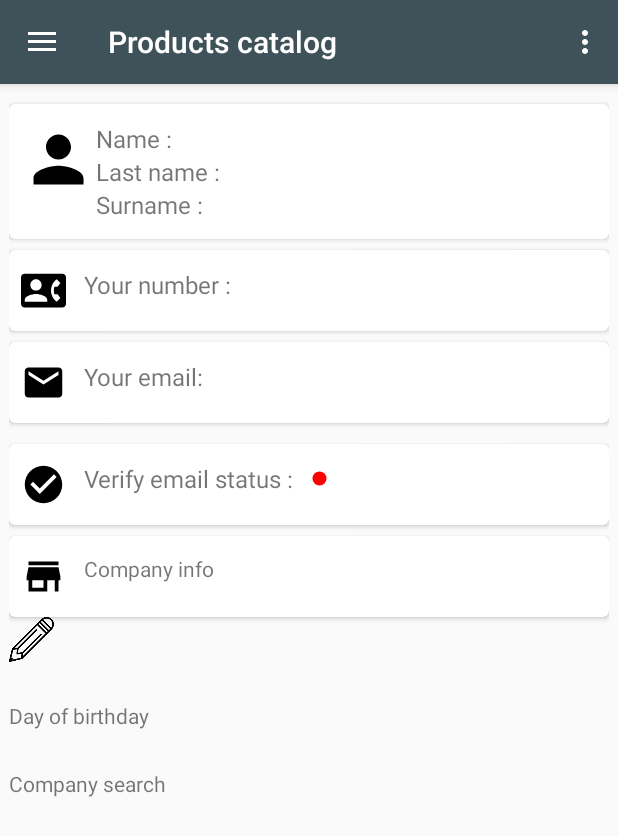
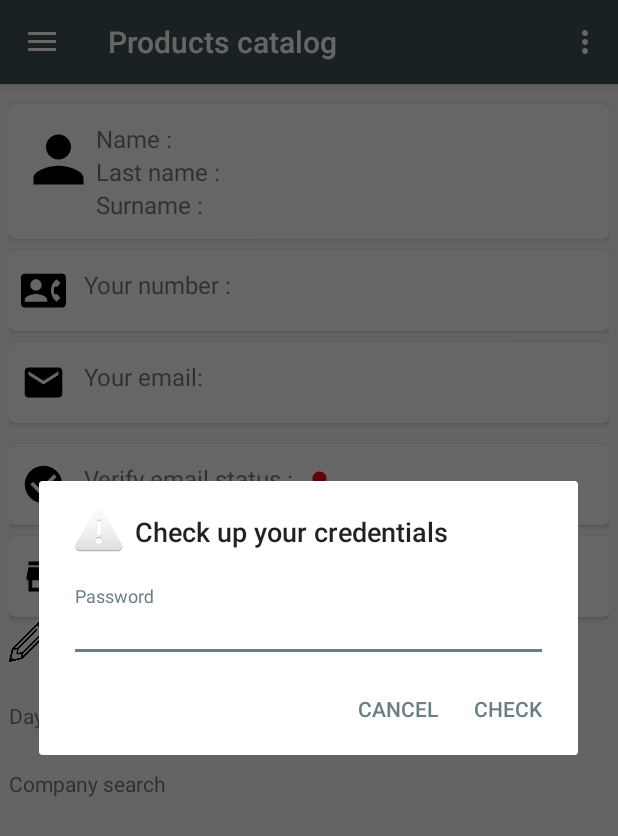
Before and after one commit to poster88/FerebassFBLogin, an Android app: the fragment MyAccountFragment placed in its activity, in the options menu, after a tap on "Delete account", on a phone screen of 412 x 824 dp. Shown: the top 836 px of the screen. Run offline under Robolectric (Android 15) with nearby library versions, the phone set to English and light mode, and no system bars; our stand-ins replace ButterKnife, Firebase (no records; nobody signed in at launch, a user with empty details on screens opened directly); pictures from the network do not load; 1 statement that could not run was skipped.

Commit message:
change pass edit form

```diff
--- a/app/src/main/java/com/example/user/loginwhithfb/fragment/BaseFragment.java
+++ b/app/src/main/java/com/example/user/loginwhithfb/fragment/BaseFragment.java
@@ -1,5 +1,6 @@
 package com.example.user.loginwhithfb.fragment;
 
+import android.app.Activity;
 import android.app.AlertDialog;
 import android.app.ProgressDialog;
 import android.content.Context;
@@ -9,6 +10,8 @@ import android.os.Bundle;
 import android.support.annotation.Nullable;
 import android.support.v4.app.Fragment;
 import android.view.View;
+import android.view.inputmethod.InputMethodManager;
+import android.widget.EditText;
 import android.widget.Toast;
 
 import com.example.user.loginwhithfb.MyChildEventListener;
@@ -51,10 +54,10 @@ public class BaseFragment extends Fragment {
         user = FirebaseAuth.getInstance().getCurrentUser();
     }
 
-    protected void showProgressDialog() {
-        if (progressDialog == null && !progressDialog.isShowing()) {
+    protected void showProgressDialog(String msg) {
+        if (progressDialog == null) {
             progressDialog = new ProgressDialog(getContext());
-            progressDialog.setMessage(getString(R.string.loading));
+            progressDialog.setMessage(msg);
             progressDialog.setIndeterminate(true);
         }
         progressDialog.show();
@@ -89,6 +92,33 @@ public class BaseFragment extends Fragment {
         ab.show();
     }
 
+    protected void showAlertDialogWithView(String title, View view, int icon, boolean cancelable, String positiveBtnTitle, String negativeBtnTitle, DialogInterface.OnClickListener posBtnClickListener, DialogInterface.OnClickListener negBtnClickListener) {
+        AlertDialog.Builder ab = new AlertDialog.Builder(getContext());
+        ab.setView(view);
+        ab.setTitle(title);
+        ab.setIcon(icon);
+        ab.setCancelable(cancelable);
+        ab.setPositiveButton(positiveBtnTitle, posBtnClickListener);
+        ab.setNegativeButton(negativeBtnTitle, negBtnClickListener);
+        ab.create();
+        ab.show();
+    }
+
+    protected void showAlertDialogOneBtn(String title, String message, String btnTitle, DialogInterface.OnClickListener btnClickListener){
+        AlertDialog.Builder ab = new AlertDialog.Builder(getContext());
+        ab.setTitle(title);
+        ab.setIcon(android.R.drawable.stat_sys_warning);
+        ab.setMessage(message);
+        ab.setNegativeButton(btnTitle, btnClickListener);
+        ab.create();
+        ab.show();
+    }
+
+    protected void hideSoftKeyboard(Activity activity) {
+        InputMethodManager inputMethodManager = (InputMethodManager) activity.getSystemService(Activity.INPUT_METHOD_SERVICE);
+        inputMethodManager.hideSoftInputFromWindow(activity.getCurrentFocus().getWindowToken(), 0);
+    }
+
     @Override
     public void onDestroyView() {
         if (unbinder != null){
--- a/app/src/main/java/com/example/user/loginwhithfb/fragment/MyAccountFragment.java
+++ b/app/src/main/java/com/example/user/loginwhithfb/fragment/MyAccountFragment.java
@@ -1,6 +1,7 @@
 package com.example.user.loginwhithfb.fragment;
 
 import android.Manifest;
+import android.app.AlertDialog;
 import android.content.DialogInterface;
 import android.content.Intent;
 import android.content.pm.PackageManager;
@@ -18,18 +19,18 @@ import android.view.MenuInflater;
 import android.view.MenuItem;
 import android.view.View;
 import android.view.ViewGroup;
+import android.widget.EditText;
 import android.widget.ImageView;
 import android.widget.TextView;
 
 import com.bumptech.glide.Glide;
 import com.bumptech.glide.load.engine.DiskCacheStrategy;
-import com.example.user.loginwhithfb.MyChildEventListener;
 import com.example.user.loginwhithfb.MyValueEventListener;
 import com.example.user.loginwhithfb.R;
-import com.example.user.loginwhithfb.activity.BaseActivity;
 import com.example.user.loginwhithfb.activity.ChangeNumberActivity;
 import com.example.user.loginwhithfb.activity.ChangePassActivity;
 import com.example.user.loginwhithfb.activity.ChangePersonalDataActivity;
+import com.example.user.loginwhithfb.activity.LoginActivity;
 import com.example.user.loginwhithfb.activity.RegistrationActivity;
 import com.example.user.loginwhithfb.model.UploadPhotoModel;
 import com.example.user.loginwhithfb.model.UserLoginInfoTable;
@@ -38,17 +39,18 @@ import com.google.android.gms.tasks.OnCompleteListener;
 import com.google.android.gms.tasks.OnFailureListener;
 import com.google.android.gms.tasks.OnSuccessListener;
 import com.google.android.gms.tasks.Task;
+import com.google.firebase.auth.AuthCredential;
+import com.google.firebase.auth.EmailAuthProvider;
 import com.google.firebase.auth.FirebaseUser;
 import com.google.firebase.auth.UserProfileChangeRequest;
 import com.google.firebase.database.DataSnapshot;
-import com.google.firebase.database.DatabaseError;
 import com.google.firebase.database.DatabaseReference;
 import com.google.firebase.database.Query;
-import com.google.firebase.database.ValueEventListener;
 import com.google.firebase.storage.StorageReference;
 import com.google.firebase.storage.UploadTask;
 
 import butterknife.BindView;
+import butterknife.ButterKnife;
 import butterknife.OnClick;
 
 /**
@@ -61,6 +63,8 @@ public class MyAccountFragment extends BaseFragment {
     @BindView(R.id.acc_user_name) TextView userName;
     @BindView(R.id.acc_user_last_name) TextView userLastName;
     @BindView(R.id.acc_user_surname) TextView userSurname;
+    private EditText passEdit;
+    private View dialog;
     TextView textView;
     TextView textViewLastName;
 
@@ -69,6 +73,7 @@ public class MyAccountFragment extends BaseFragment {
     private UserLoginInfoTable userModel;
     private Handler handler;
     private View view;
+    private String tempUid;
 
     private MyValueEventListener myValueEventListener = new MyValueEventListener() {
         @Override
@@ -146,6 +151,54 @@ public class MyAccountFragment extends BaseFragment {
             MyAccountFragment.super.startCurActivity(getContext(), RegistrationActivity.class);
         }
     };
+    private OnCompleteListener deleteUserListener = new OnCompleteListener() {
+        @Override
+        public void onComplete(@NonNull Task task) {
+            MyAccountFragment.super.hideProgressDialog();
+            if (task.isSuccessful()){
+                MyAccountFragment.super.showToast(getContext(), "User account deleted.");
+                deleteUserFromDB();
+                MyAccountFragment.super.startCurActivity(getContext(), LoginActivity.class);
+            }else {
+                MyAccountFragment.super.showAlertDialogOneBtn("Fail to delete account!", task.getException().getMessage(), "OK", negBtnClickListener);
+            }
+        }
+    };
+    private MyValueEventListener deleteUserAccListener = new MyValueEventListener() {
+        @Override
+        public void onDataChange(DataSnapshot dataSnapshot) {
+            for (DataSnapshot data: dataSnapshot.getChildren()){
+                refUserInfTable.child(data.getKey()).removeValue();
+            }
+        }
+    };
+    private void deleteUserFromDB() {
+        refUserInfTable = super.database.getReference(USER_INFO_TABLE);
+        Query query = refUserInfTable.orderByChild("uID").equalTo(tempUid);
+        query.addListenerForSingleValueEvent(deleteUserAccListener);
+    }
+    private OnCompleteListener credentialComplete = new OnCompleteListener() {
+        @Override
+        public void onComplete(@NonNull Task task) {
+            if (task.isSuccessful()){
+                MyAccountFragment.super.user.delete().addOnCompleteListener(deleteUserListener);
+            }else {
+                MyAccountFragment.super.hideProgressDialog();
+                MyAccountFragment.super.showAlertDialogOneBtn("Password check fail!", task.getException().getMessage(), "OK", negBtnClickListener);
+            }
+        }
+    };
+    private DialogInterface.OnClickListener setCheckCredential = new DialogInterface.OnClickListener() {
+        @Override
+        public void onClick(DialogInterface dialog, int which) {
+            if (passEdit.getText().length() != 0){
+                MyAccountFragment.super.hideSoftKeyboard(getActivity());
+                reAuthUser(MyAccountFragment.super.user.getEmail(), passEdit.getText().toString());
+            }else {
+                MyAccountFragment.super.showAlertDialogOneBtn("Password verify fail!", "Password field is empty", "OK", negBtnClickListener);
+            }
+        }
+    };
 
     @Nullable
     @Override
@@ -214,20 +267,21 @@ public class MyAccountFragment extends BaseFragment {
 
     private void verifyEmail(){
         if (!super.user.isEmailVerified()){
-            super.showAlertDialog("Email verification", "Do you want to verify your email?",
-                    android.R.drawable.ic_dialog_alert, false, "Send", "Cancel", posBtnClickListener, negBtnClickListener);
+            super.showAlertDialog("Email verification", "Do you want to verify your email?", android.R.drawable.ic_dialog_alert,
+                    false, "Send", "Cancel", posBtnClickListener, negBtnClickListener);
             return;
         }
         MyAccountFragment.super.showToast(getContext(), "Your email already verified");
     }
 
-    @OnClick({R.id.acc_card_view_person, R.id.acc_card_view_person_number, R.id.acc_card_view_person_email, R.id.acc_card_view_mail_check, R.id.acc_card_view_person_company})
+    @OnClick({R.id.acc_card_view_person, R.id.acc_card_view_person_number, R.id.acc_card_view_person_email,
+            R.id.acc_card_view_mail_check, R.id.acc_card_view_person_company})
     public void pickActionBtn(CardView view){
         if (!super.user.isAnonymous()){
             pickActivity(view.getId());
             return;
         }
-        showAlertDialog("Information", "Pls, register first.", android.R.drawable.ic_menu_info_details,
+        super.showAlertDialog("Information", "Pls, register first.", android.R.drawable.ic_menu_info_details,
                 false, "Register now", "Cancel", onRegistrationListener, negBtnClickListener);
     }
 
@@ -313,11 +367,24 @@ public class MyAccountFragment extends BaseFragment {
             if (item.getItemId() == R.id.action_change_password){
                 MyAccountFragment.super.startCurActivity(getContext(), ChangePassActivity.class);
             }else if (item.getItemId() == R.id.action_delete_account){
-               //TODO: create method del acc
+                deleteUser();
             }
         }else {
             MyAccountFragment.super.showToast(getContext(), "Please create a user, to use this menu");
         }
         return true;
     }
+
+    private void deleteUser() {
+        tempUid = MyAccountFragment.super.user.getUid();
+        dialog = this.getLayoutInflater(getArguments()).inflate(R.layout.password_layout, null);
+        passEdit = ButterKnife.findById(dialog, R.id.set_line_password);
+        super.showAlertDialogWithView("Check up your credentials", dialog, android.R.drawable.ic_dialog_alert,
+                false, "Check", "Cancel", setCheckCredential, negBtnClickListener);
+    }
+
+    private void reAuthUser(String email, String pass){
+        AuthCredential credential = EmailAuthProvider.getCredential(email, pass);
+        super.user.reauthenticate(credential).addOnCompleteListener(credentialComplete);
+    }
 }
--- a/app/src/main/res/layout/password_layout.xml
+++ b/app/src/main/res/layout/password_layout.xml
@@ -2,7 +2,23 @@
 <LinearLayout xmlns:android="http://schemas.android.com/apk/res/android"
     android:orientation="vertical"
     android:layout_width="match_parent"
-    android:layout_height="match_parent">
+    android:layout_height="match_parent"
+    android:paddingLeft="20dp"
+    android:paddingRight="20dp"
+    android:paddingTop="20dp">
 
+    <android.support.design.widget.TextInputLayout
+        android:id="@+id/layout_line_password"
+        android:layout_width="match_parent"
+        android:layout_height="wrap_content">
 
+        <EditText
+            android:id="@+id/set_line_password"
+            android:layout_width="match_parent"
+            android:layout_height="wrap_content"
+            android:textSize="14sp"
+            android:hint="@string/hint_password"
+            android:inputType="textPassword"
+            android:singleLine="true" />
+    </android.support.design.widget.TextInputLayout>
 </LinearLayout>
```
Also changed, not shown: app/src/main/java/com/example/user/loginwhithfb/MyChildEventListener.java (+11 -0 lines), app/src/main/java/com/example/user/loginwhithfb/activity/SentPassToEmailActivity.java (+5 -3 lines).
